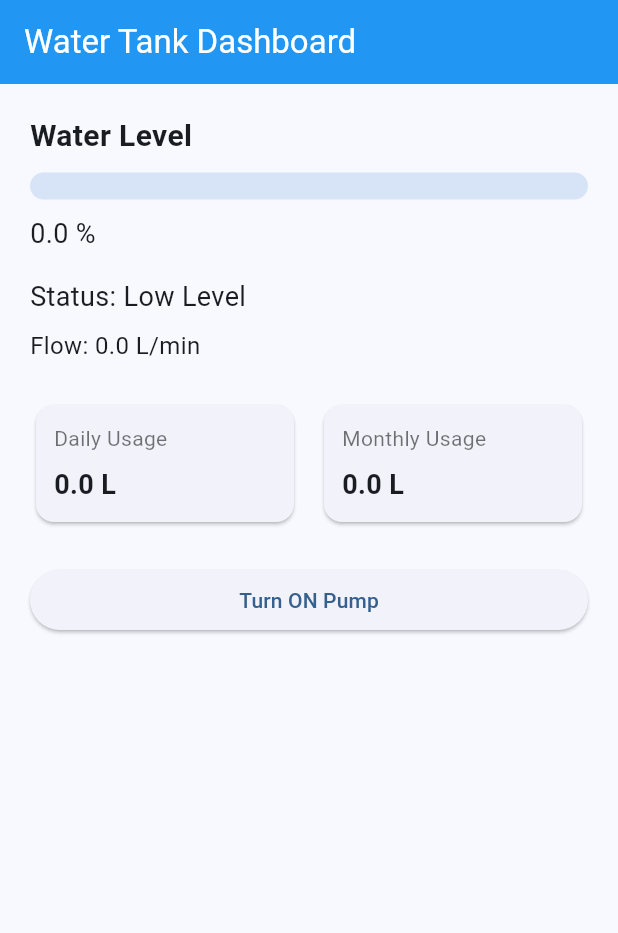
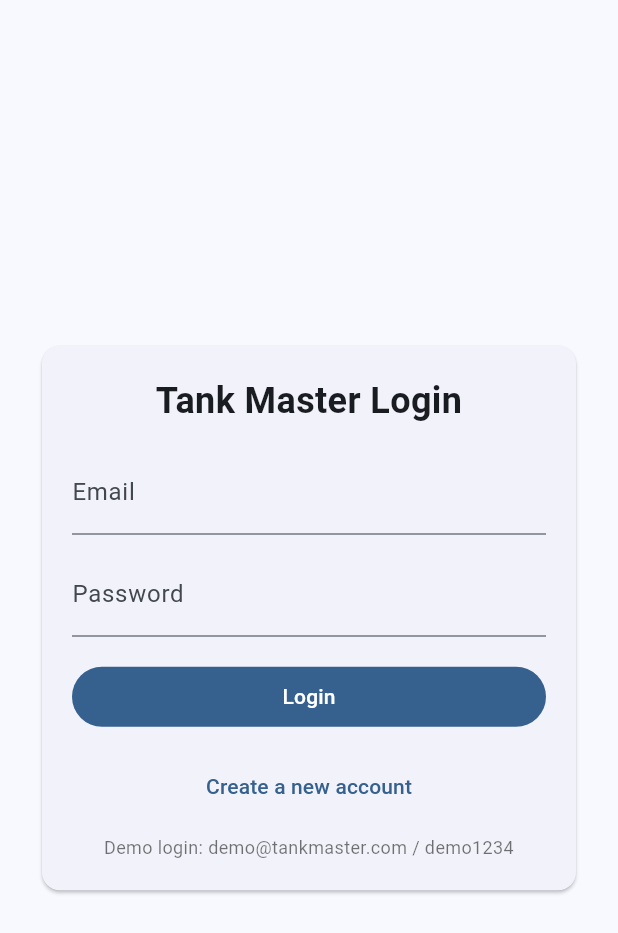
Before and after one commit to hasankachamathvi/Tank_Master_IOT, a Flutter app: the screen it shows after launch, on a phone screen of 412 x 824 dp. Shown: the top 933 px of the screen. Run offline on Flutter 3.47's test engine with Material 3 defaults, Android fonts, the phone set to English and light mode, and no system bars; our stand-ins replace firebase_core, firebase_database; accounts and stored records are empty.

Commit message:
feat: Implement user authentication and dashboard features with alerts and usage tracking

```diff
--- a/lib/main.dart
+++ b/lib/main.dart
@@ -1,7 +1,10 @@
 import 'package:firebase_core/firebase_core.dart';
 import 'package:flutter/material.dart';
 
-import 'screens/dashboard.dart';
+import 'models/app_user.dart';
+import 'screens/app_shell.dart';
+import 'screens/login_screen.dart';
+import 'services/auth_service.dart';
 
 Future<void> main() async {
   WidgetsFlutterBinding.ensureInitialized();
@@ -34,7 +37,7 @@ Future<void> main() async {
 }
 
 class MyApp extends StatelessWidget {
-  const MyApp({super.key, required this.firebaseReady});
+  const MyApp({super.key, this.firebaseReady = false});
 
   final bool firebaseReady;
 
@@ -47,7 +50,29 @@ class MyApp extends StatelessWidget {
         colorScheme: ColorScheme.fromSeed(seedColor: Colors.blue),
         useMaterial3: true,
       ),
-      home: Dashboard(firebaseReady: firebaseReady),
+      home: AppRoot(firebaseReady: firebaseReady),
     );
   }
 }
+
+class AppRoot extends StatelessWidget {
+  const AppRoot({super.key, required this.firebaseReady});
+
+  final bool firebaseReady;
+
+  @override
+  Widget build(BuildContext context) {
+    return StreamBuilder<AppUser?>(
+      stream: AuthService.instance.authStateChanges(),
+      builder: (context, snapshot) {
+        final user = snapshot.data;
+
+        if (user == null) {
+          return const LoginScreen();
+        }
+
+        return AppShell(user: user, firebaseReady: firebaseReady);
+      },
+    );
+  }
+}
--- /dev/null
+++ b/lib/screens/login_screen.dart
@@ -0,0 +1,138 @@
+import 'package:flutter/material.dart';
+
+import '../services/auth_service.dart';
+import 'register_screen.dart';
+
+class LoginScreen extends StatefulWidget {
+  const LoginScreen({super.key});
+
+  @override
+  State<LoginScreen> createState() => _LoginScreenState();
+}
+
+class _LoginScreenState extends State<LoginScreen> {
+  final _formKey = GlobalKey<FormState>();
+  final _emailController = TextEditingController();
+  final _passwordController = TextEditingController();
+
+  bool _submitting = false;
+  String? _error;
+
+  @override
+  void dispose() {
+    _emailController.dispose();
+    _passwordController.dispose();
+    super.dispose();
+  }
+
+  Future<void> _submit() async {
+    if (!_formKey.currentState!.validate()) {
+      return;
+    }
+
+    setState(() {
+      _submitting = true;
+      _error = null;
+    });
+
+    final error = await AuthService.instance.login(
+      email: _emailController.text,
+      password: _passwordController.text,
+    );
+
+    if (!mounted) {
+      return;
+    }
+
+    setState(() {
+      _submitting = false;
+      _error = error;
+    });
+  }
+
+  @override
+  Widget build(BuildContext context) {
+    return Scaffold(
+      body: Center(
+        child: SingleChildScrollView(
+          padding: const EdgeInsets.all(24),
+          child: ConstrainedBox(
+            constraints: const BoxConstraints(maxWidth: 420),
+            child: Card(
+              child: Padding(
+                padding: const EdgeInsets.all(20),
+                child: Form(
+                  key: _formKey,
+                  child: Column(
+                    mainAxisSize: MainAxisSize.min,
+                    crossAxisAlignment: CrossAxisAlignment.stretch,
+                    children: [
+                      const Text(
+                        'Tank Master Login',
+                        style: TextStyle(fontSize: 24, fontWeight: FontWeight.bold),
+                        textAlign: TextAlign.center,
+                      ),
+                      const SizedBox(height: 16),
+                      TextFormField(
+                        controller: _emailController,
+                        keyboardType: TextInputType.emailAddress,
+                        decoration: const InputDecoration(labelText: 'Email'),
+                        validator: (value) {
+                          if (value == null || value.trim().isEmpty || !value.contains('@')) {
+                            return 'Enter a valid email';
+                          }
+                          return null;
+                        },
+                      ),
+                      const SizedBox(height: 12),
+                      TextFormField(
+                        controller: _passwordController,
+                        obscureText: true,
+                        decoration: const InputDecoration(labelText: 'Password'),
+                        validator: (value) {
+                          if (value == null || value.length < 6) {
+                            return 'Password must be at least 6 characters';
+                          }
+                          return null;
+                        },
+                      ),
+                      const SizedBox(height: 16),
+                      if (_error != null)
+                        Padding(
+                          padding: const EdgeInsets.only(bottom: 12),
+                          child: Text(_error!, style: const TextStyle(color: Colors.red)),
+                        ),
+                      FilledButton(
+                        onPressed: _submitting ? null : _submit,
+                        child: Text(_submitting ? 'Signing In...' : 'Login'),
+                      ),
+                      const SizedBox(height: 12),
+                      TextButton(
+                        onPressed: _submitting
+                            ? null
+                            : () {
+                                Navigator.of(context).push(
+                                  MaterialPageRoute<void>(
+                                    builder: (_) => const RegisterScreen(),
+                                  ),
+                                );
+                              },
+                        child: const Text('Create a new account'),
+                      ),
+                      const SizedBox(height: 8),
+                      const Text(
+                        'Demo login: demo@tankmaster.com / demo1234',
+                        textAlign: TextAlign.center,
+                        style: TextStyle(fontSize: 12, color: Colors.black54),
+                      ),
+                    ],
+                  ),
+                ),
+              ),
+            ),
+          ),
+        ),
+      ),
+    );
+  }
+}
```
Also changed, not shown: lib/screens/alerts_page.dart (added, +44 -0 lines), lib/screens/app_shell.dart (added, +69 -0 lines), lib/screens/dashboard_page.dart (added, +200 -0 lines), lib/screens/profile_page.dart (added, +49 -0 lines), lib/screens/register_screen.dart (added, +131 -0 lines), lib/screens/usage_page.dart (added, +48 -0 lines), 1 other file.
